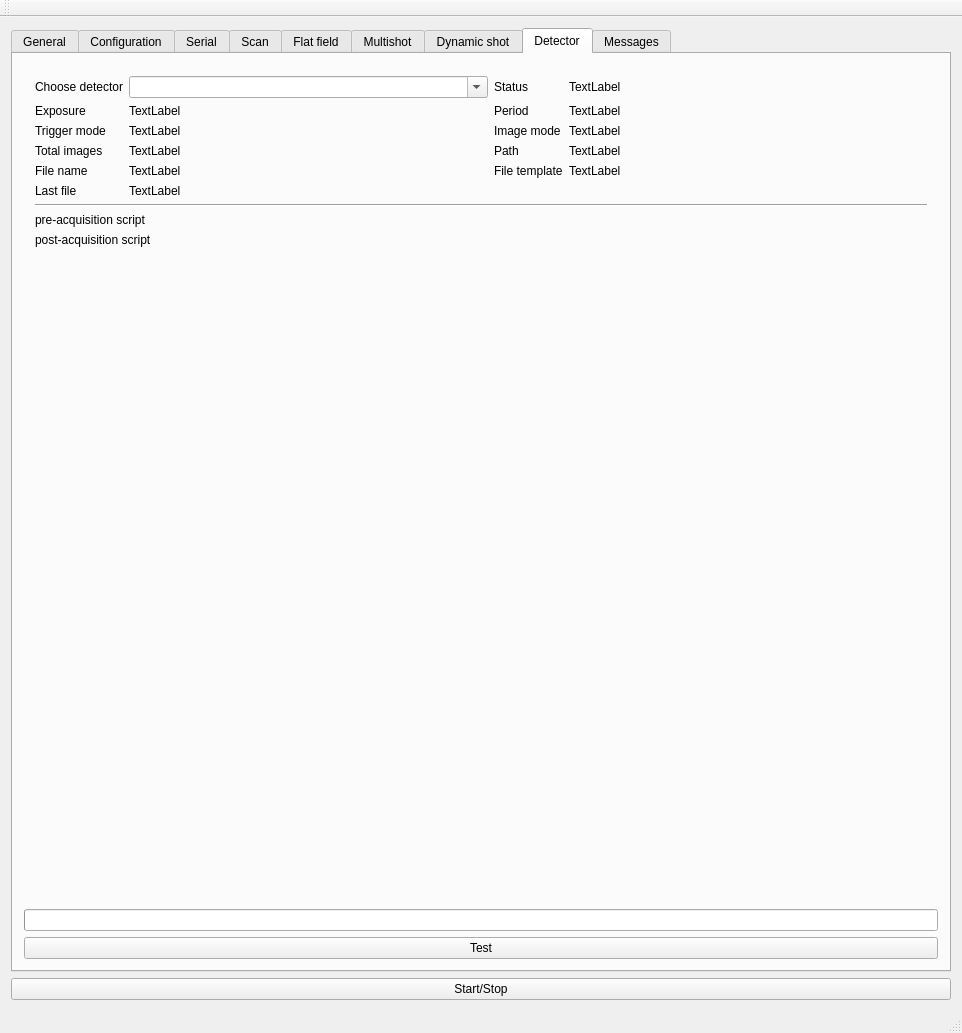
AustralianSynchrotron/ctgui, file ctgui_mainwindow.ui: the form before one commit.
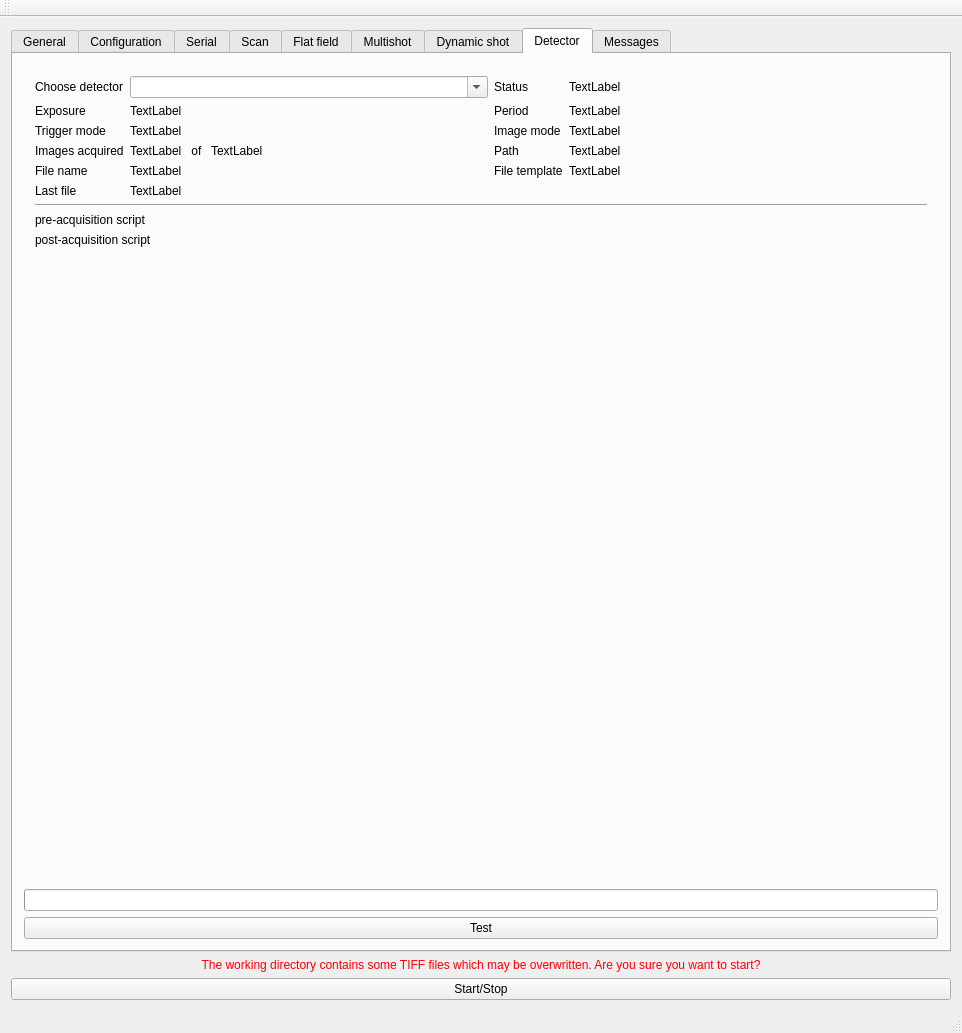
The form after the commit. The open tabs and pages were chosen to show the change. Icons and pictures are not drawn. Custom widgets are drawn as their Qt base class.

Patch:
```diff
--- a/ctgui_mainwindow.ui
+++ b/ctgui_mainwindow.ui
@@ -1797,7 +1797,7 @@
            <item row="3" column="0">
             <widget class="QLabel" name="label_20">
              <property name="text">
-              <string>Total images</string>
+              <string>Images acquired</string>
              </property>
             </widget>
            </item>
@@ -1895,11 +1895,41 @@
             </layout>
            </item>
            <item row="3" column="1">
-            <widget class="QVariantLabel" name="detTotalImages">
-             <property name="text">
-              <string>TextLabel</string>
-             </property>
-            </widget>
+            <layout class="QHBoxLayout" name="horizontalLayout_13">
+             <item>
+              <widget class="QVariantLabel" name="detImageCounter">
+               <property name="sizePolicy">
+                <sizepolicy hsizetype="Fixed" vsizetype="Preferred">
+                 <horstretch>0</horstretch>
+                 <verstretch>0</verstretch>
+                </sizepolicy>
+               </property>
+               <property name="text">
+                <string>TextLabel</string>
+               </property>
+              </widget>
+             </item>
+             <item>
+              <widget class="QLabel" name="label_24">
+               <property name="sizePolicy">
+                <sizepolicy hsizetype="Fixed" vsizetype="Preferred">
+                 <horstretch>0</horstretch>
+                 <verstretch>0</verstretch>
+                </sizepolicy>
+               </property>
+               <property name="text">
+                <string> of </string>
+               </property>
+              </widget>
+             </item>
+             <item>
+              <widget class="QVariantLabel" name="detTotalImages">
+               <property name="text">
+                <string>TextLabel</string>
+               </property>
+              </widget>
+             </item>
+            </layout>
            </item>
           </layout>
          </widget>
@@ -1955,6 +1985,19 @@
       </widget>
      </widget>
     </item>
+    <item>
+     <widget class="QLabel" name="nonEmptyWarning">
+      <property name="styleSheet">
+       <string notr="true">color: rgb(255, 0, 0);</string>
+      </property>
+      <property name="text">
+       <string>The working directory contains some TIFF files which may be overwritten. Are you sure you want to start?</string>
+      </property>
+      <property name="alignment">
+       <set>Qt::AlignCenter</set>
+      </property>
+     </widget>
+    </item>
     <item>
      <widget class="QPushButton" name="startStop">
       <property name="toolTip">
```
Left out of the diff: 39 changed lines with no effect on the pictures.
